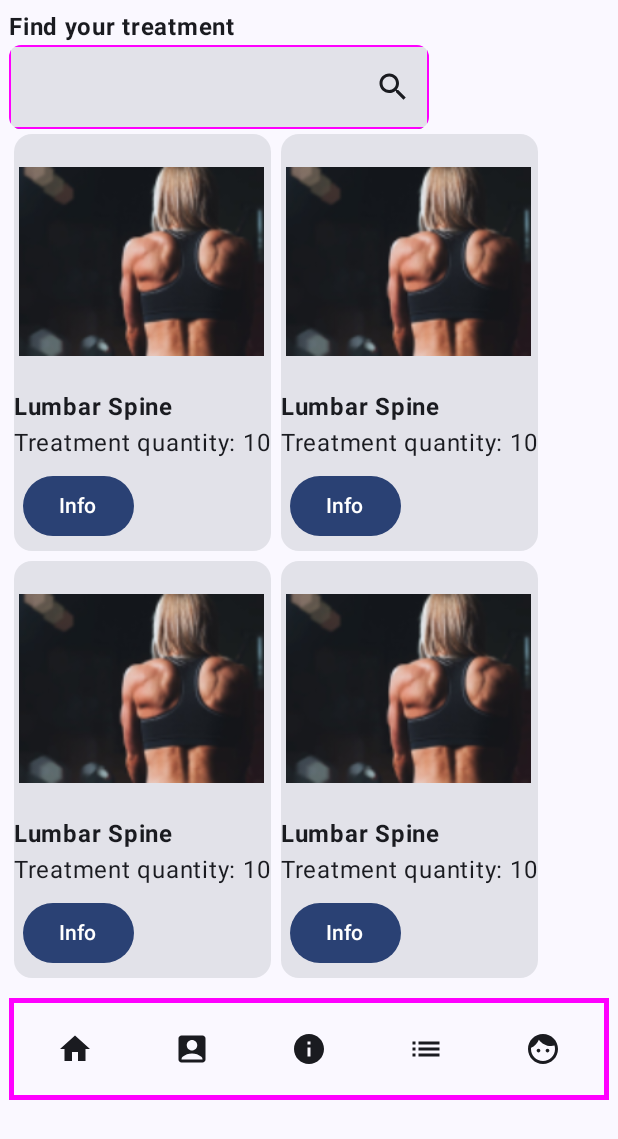
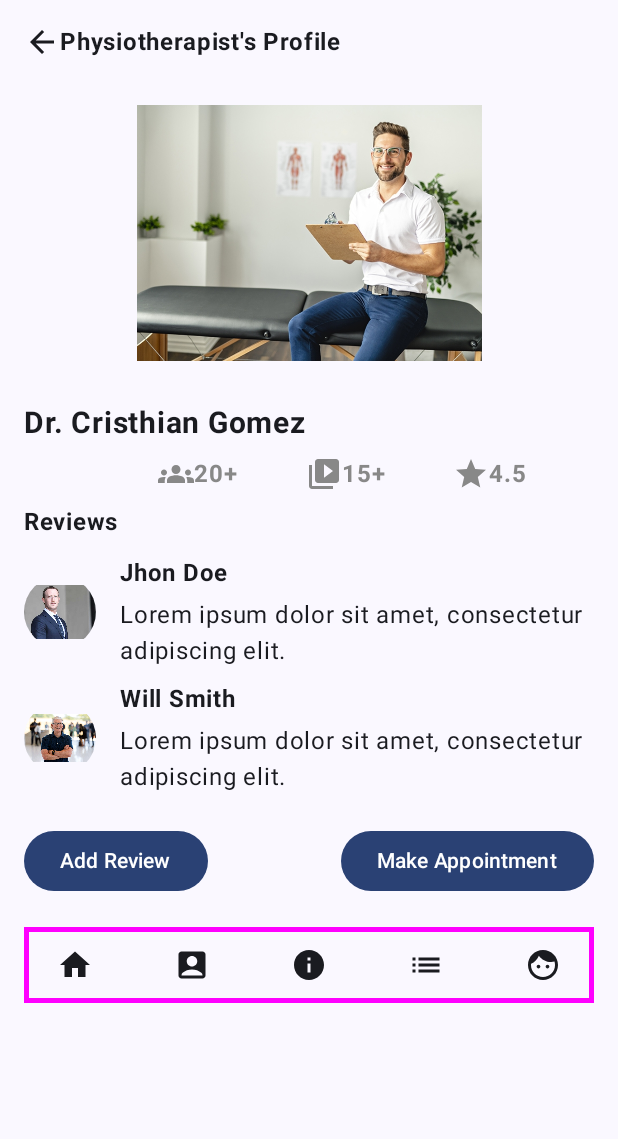
Before and after one commit to leonardoarrieta30/TheraphyTreatment, an Android app built with Jetpack Compose: the screen it shows after launch (MainActivity), on a phone screen of 412 x 824 dp. Shown: the top 1139 px of the screen. Run offline under Robolectric (Android 15) with nearby library versions, the phone set to English and light mode, and no system bars.

Commit message:
feat(reviewDetails)
Add review details view

```diff
--- a/app/src/main/java/pe/edu/upc/theraphytreatmentscreens20/MainActivity.kt
+++ b/app/src/main/java/pe/edu/upc/theraphytreatmentscreens20/MainActivity.kt
@@ -10,6 +10,7 @@ import androidx.compose.material3.Text
 import androidx.compose.runtime.Composable
 import androidx.compose.ui.Modifier
 import androidx.compose.ui.tooling.preview.Preview
+import pe.edu.upc.theraphytreatmentscreens20.ui.screens.PhysiotherapistProfile
 import pe.edu.upc.theraphytreatmentscreens20.ui.screens.Treatments
 import pe.edu.upc.theraphytreatmentscreens20.ui.screens.Treatments2
 import pe.edu.upc.theraphytreatmentscreens20.ui.theme.TheraphyTreatmentScreens20Theme
@@ -24,7 +25,8 @@ class MainActivity : ComponentActivity() {
                     modifier = Modifier.fillMaxSize(),
                     color = MaterialTheme.colorScheme.background
                 ) {
-                    Treatments()
+                    PhysiotherapistProfile()
+                    //Treatments()
                 }
             }
         }
--- /dev/null
+++ b/app/src/main/java/pe/edu/upc/theraphytreatmentscreens20/ui/screens/ReviewFetails.kt
@@ -0,0 +1,227 @@
+package pe.edu.upc.theraphytreatmentscreens20.ui.screens
+
+import androidx.compose.foundation.Image
+import androidx.compose.foundation.border
+import androidx.compose.foundation.layout.Arrangement
+import androidx.compose.foundation.layout.Box
+import androidx.compose.foundation.layout.Column
+import androidx.compose.foundation.layout.Row
+import androidx.compose.foundation.layout.Spacer
+import androidx.compose.foundation.layout.fillMaxSize
+import androidx.compose.foundation.layout.fillMaxWidth
+import androidx.compose.foundation.layout.height
+import androidx.compose.foundation.layout.padding
+import androidx.compose.foundation.layout.size
+import androidx.compose.foundation.layout.width
+import androidx.compose.foundation.shape.CircleShape
+import androidx.compose.material.icons.Icons
+import androidx.compose.material.icons.filled.AccountBox
+import androidx.compose.material.icons.filled.ArrowBack
+import androidx.compose.material.icons.filled.Face
+import androidx.compose.material.icons.filled.Home
+import androidx.compose.material.icons.filled.Info
+import androidx.compose.material.icons.filled.List
+import androidx.compose.material3.Button
+import androidx.compose.material3.Icon
+import androidx.compose.material3.IconButton
+import androidx.compose.material3.Text
+import androidx.compose.runtime.Composable
+import androidx.compose.ui.Alignment
+import androidx.compose.ui.Alignment.Companion.CenterHorizontally
+import androidx.compose.ui.Modifier
+import androidx.compose.ui.draw.clip
+import androidx.compose.ui.graphics.Color
+import androidx.compose.ui.res.painterResource
+import androidx.compose.ui.text.font.FontWeight
+import androidx.compose.ui.unit.dp
+import androidx.compose.ui.unit.sp
+import pe.edu.upc.theraphytreatmentscreens20.R
+
+
+@Composable
+fun PhysiotherapistProfile() {
+
+    val videos = 45
+    val appointments = 45
+
+    Column(
+        modifier = Modifier
+            .fillMaxSize()
+            .padding(16.dp)
+    ) {
+        //Text("Physiotherapist's Profile", fontWeight = FontWeight.Bold)
+        Row(
+            modifier = Modifier.fillMaxWidth(),
+            verticalAlignment = Alignment.CenterVertically
+        ) {
+            IconButton(
+                onClick = { /* Go back */ },
+                modifier = Modifier.size(24.dp)
+            ) {
+                Icon(
+                    imageVector = Icons.Default.ArrowBack,
+                    contentDescription = "Go back"
+                )
+            }
+            Text(
+                text = "Physiotherapist's Profile",
+                fontWeight = FontWeight.Bold,
+                modifier = Modifier.weight(1f)
+            )
+        }
+        Image(
+            painter = painterResource(R.drawable.physiotherapist),
+            contentDescription = "Profile Picture",
+            modifier = Modifier
+                .size(230.dp)
+                .align(CenterHorizontally)
+
+        )
+        Text("Dr. Cristhian Gomez", fontSize = 20.sp, fontWeight = FontWeight.Bold)
+        Spacer(modifier = Modifier.height(10.dp))
+        Row(
+            modifier = Modifier.fillMaxWidth(),
+            horizontalArrangement = Arrangement.SpaceEvenly,
+            verticalAlignment = Alignment.CenterVertically
+        ) {
+            Spacer(modifier = Modifier.height(16.dp))
+            if (appointments > 20) {
+                Row(verticalAlignment = Alignment.CenterVertically) {
+                    Icon(
+                        painter = painterResource(R.drawable.baseline_groups_24),
+                        contentDescription = "Appointments",
+                        tint = Color.Gray,
+                        modifier = Modifier.size(24.dp)
+                    )
+                    Text("20+", color = Color.Gray, fontWeight = FontWeight.Bold)
+                }
+            } else {
+                Row(verticalAlignment = Alignment.CenterVertically) {
+                    Icon(
+                        painter = painterResource(R.drawable.baseline_groups_24),
+                        contentDescription = "Appointments",
+                        tint = Color.Gray,
+                        modifier = Modifier.size(24.dp)
+                    )
+                    Text("$appointments", color = Color.Gray, fontWeight = FontWeight.Bold)
+                }
+            }
+            if (videos > 15) {
+                Row(verticalAlignment = Alignment.CenterVertically) {
+                    Icon(
+                        painter = painterResource(R.drawable.baseline_video_library_24),
+                        contentDescription = "Videos",
+                        tint = Color.Gray,
+                        modifier = Modifier.size(24.dp)
+                    )
+                    Text("15+", color = Color.Gray, fontWeight = FontWeight.Bold)
+                }
+            } else {
+                Row(verticalAlignment = Alignment.CenterVertically) {
+                    Icon(
+                        painter = painterResource(R.drawable.baseline_video_library_24),
+                        contentDescription = "Videos",
+                        tint = Color.Gray,
+                        modifier = Modifier.size(24.dp)
+                    )
+                    Text("$videos", color = Color.Gray, fontWeight = FontWeight.Bold)
+                }
+            }
+            Row(verticalAlignment = Alignment.CenterVertically) {
+                Icon(
+                    painter = painterResource(R.drawable.baseline_star_24),
+                    contentDescription = "Stars",
+                    tint = Color.Gray,
+                    modifier = Modifier.size(24.dp)
+                )
+                Text("4.5", color = Color.Gray, fontWeight = FontWeight.Bold)
+            }
+        }
+        Spacer(modifier = Modifier.height(8.dp))
+        Text("Reviews", fontWeight = FontWeight.Bold)
+        Spacer(modifier = Modifier.height(10.dp))
+        Column {
+            PatientReview(
+                "Jhon Doe",
+                R.drawable.patient1,
+                "Lorem ipsum dolor sit amet, consectetur adipiscing elit."
+            )
+            Spacer(modifier = Modifier.height(8.dp))
+            PatientReview(
+                "Will Smith",
+                R.drawable.patient2,
+                "Lorem ipsum dolor sit amet, consectetur adipiscing elit."
+            )
+        }
+        Spacer(modifier = Modifier.height(20.dp))
+        Box(
+            modifier = Modifier.fillMaxWidth()
+        ) {
+            Button(
+                onClick = { /* Add review */ },
+                modifier = Modifier.align(Alignment.CenterStart)
+            ) {
+                Text("Add Review")
+            }
+            Button(
+                onClick = { /* Make appointment */ },
+                modifier = Modifier.align(Alignment.CenterEnd)
+            ) {
+                Text("Make Appointment")
+            }
+        }
+
+        Spacer(modifier = Modifier.height(20.dp))
+
+        Box(modifier = Modifier
+            .fillMaxWidth()
+            .border(3.dp, Color.Magenta),contentAlignment = Alignment.Center
+        ) {
+            Row(modifier = Modifier.padding(1.dp)) {
+                IconButton(onClick = { /*TODO*/ }) {
+                    Icon(imageVector = Icons.Default.Home, contentDescription = null)
+                }
+                Spacer(modifier = Modifier.width(30.dp))
+                IconButton(onClick = { /*TODO*/ }) {
+                    Icon(imageVector = Icons.Default.AccountBox, contentDescription = null)
+                }
+                Spacer(modifier = Modifier.width(30.dp))
+                IconButton(onClick = { /*TODO*/ }) {
+                    Icon(imageVector = Icons.Default.Info, contentDescription = null)
+                }
+                Spacer(modifier = Modifier.width(30.dp))
+                IconButton(onClick = { /*TODO*/ }) {
+                    Icon(imageVector = Icons.Default.List, contentDescription = null)
+                }
+                Spacer(modifier = Modifier.width(30.dp))
+                IconButton(onClick = { /*TODO*/ }) {
+                    Icon(imageVector = Icons.Default.Face, contentDescription = null)
+                }
+            }
+        }
+
+    }
+
+}
+
+@Composable
+fun PatientReview(name: String, image: Int, comment: String) {
+    Row(
+        modifier = Modifier.fillMaxWidth(),
+        verticalAlignment = Alignment.CenterVertically
+    ) {
+        Image(
+            painter = painterResource(image),
+            contentDescription = "Patient Picture",
+            modifier = Modifier
+                .size(48.dp)
+                .clip(CircleShape)
+        )
+        Spacer(modifier = Modifier.width(16.dp))
+        Column {
+            Text(name, fontWeight = FontWeight.Bold)
+            Spacer(modifier = Modifier.height(4.dp))
+            Text(comment)
+        }
+    }
+}
--- /dev/null
+++ b/app/src/main/res/drawable/baseline_arrow_back_ios_new_24.xml
@@ -0,0 +1,5 @@
+<vector android:height="24dp" android:tint="#000000"
+    android:viewportHeight="24" android:viewportWidth="24"
+    android:width="24dp" xmlns:android="http://schemas.android.com/apk/res/android">
+    <path android:fillColor="@android:color/white" android:pathData="M17.77,3.77l-1.77,-1.77l-10,10l10,10l1.77,-1.77l-8.23,-8.23z"/>
+</vector>
--- /dev/null
+++ b/app/src/main/res/drawable/baseline_groups_24.xml
@@ -0,0 +1,5 @@
+<vector android:height="24dp" android:tint="#3600FE"
+    android:viewportHeight="24" android:viewportWidth="24"
+    android:width="24dp" xmlns:android="http://schemas.android.com/apk/res/android">
+    <path android:fillColor="@android:color/white" android:pathData="M12,12.75c1.63,0 3.07,0.39 4.24,0.9c1.08,0.48 1.76,1.56 1.76,2.73L18,18H6l0,-1.61c0,-1.18 0.68,-2.26 1.76,-2.73C8.93,13.14 10.37,12.75 12,12.75zM4,13c1.1,0 2,-0.9 2,-2c0,-1.1 -0.9,-2 -2,-2s-2,0.9 -2,2C2,12.1 2.9,13 4,13zM5.13,14.1C4.76,14.04 4.39,14 4,14c-0.99,0 -1.93,0.21 -2.78,0.58C0.48,14.9 0,15.62 0,16.43V18l4.5,0v-1.61C4.5,15.56 4.73,14.78 5.13,14.1zM20,13c1.1,0 2,-0.9 2,-2c0,-1.1 -0.9,-2 -2,-2s-2,0.9 -2,2C18,12.1 18.9,13 20,13zM24,16.43c0,-0.81 -0.48,-1.53 -1.22,-1.85C21.93,14.21 20.99,14 20,14c-0.39,0 -0.76,0.04 -1.13,0.1c0.4,0.68 0.63,1.46 0.63,2.29V18l4.5,0V16.43zM12,6c1.66,0 3,1.34 3,3c0,1.66 -1.34,3 -3,3s-3,-1.34 -3,-3C9,7.34 10.34,6 12,6z"/>
+</vector>
--- /dev/null
+++ b/app/src/main/res/drawable/baseline_person_3_24.xml
@@ -0,0 +1,6 @@
+<vector android:height="24dp" android:tint="#000000"
+    android:viewportHeight="24" android:viewportWidth="24"
+    android:width="24dp" xmlns:android="http://schemas.android.com/apk/res/android">
+    <path android:fillColor="@android:color/white" android:pathData="M18.39,14.56C16.71,13.7 14.53,13 12,13c-2.53,0 -4.71,0.7 -6.39,1.56C4.61,15.07 4,16.1 4,17.22V20h16v-2.78C20,16.1 19.39,15.07 18.39,14.56z"/>
+    <path android:fillColor="@android:color/white" android:pathData="M10,12c0.17,0 3.83,0 4,0c1.66,0 3,-1.34 3,-3c0,-0.73 -0.27,-1.4 -0.71,-1.92C16.42,6.75 16.5,6.38 16.5,6c0,-1.25 -0.77,-2.32 -1.86,-2.77C14,2.48 13.06,2 12,2s-2,0.48 -2.64,1.23C8.27,3.68 7.5,4.75 7.5,6c0,0.38 0.08,0.75 0.21,1.08C7.27,7.6 7,8.27 7,9C7,10.66 8.34,12 10,12z"/>
+</vector>
--- /dev/null
+++ b/app/src/main/res/drawable/baseline_star_24.xml
@@ -0,0 +1,5 @@
+<vector android:height="24dp" android:tint="#F7FD01"
+    android:viewportHeight="24" android:viewportWidth="24"
+    android:width="24dp" xmlns:android="http://schemas.android.com/apk/res/android">
+    <path android:fillColor="@android:color/white" android:pathData="M12,17.27L18.18,21l-1.64,-7.03L22,9.24l-7.19,-0.61L12,2 9.19,8.63 2,9.24l5.46,4.73L5.82,21z"/>
+</vector>
--- /dev/null
+++ b/app/src/main/res/drawable/baseline_video_library_24.xml
@@ -0,0 +1,5 @@
+<vector android:height="24dp" android:tint="#FD000C"
+    android:viewportHeight="24" android:viewportWidth="24"
+    android:width="24dp" xmlns:android="http://schemas.android.com/apk/res/android">
+    <path android:fillColor="@android:color/white" android:pathData="M4,6L2,6v14c0,1.1 0.9,2 2,2h14v-2L4,20L4,6zM20,2L8,2c-1.1,0 -2,0.9 -2,2v12c0,1.1 0.9,2 2,2h12c1.1,0 2,-0.9 2,-2L22,4c0,-1.1 -0.9,-2 -2,-2zM12,14.5v-9l6,4.5 -6,4.5z"/>
+</vector>
```
Also changed, not shown: app/src/main/res/drawable/patient1.jpg (added), app/src/main/res/drawable/patient2.jpeg (added), app/src/main/res/drawable/physiotherapist.jpg (added).
